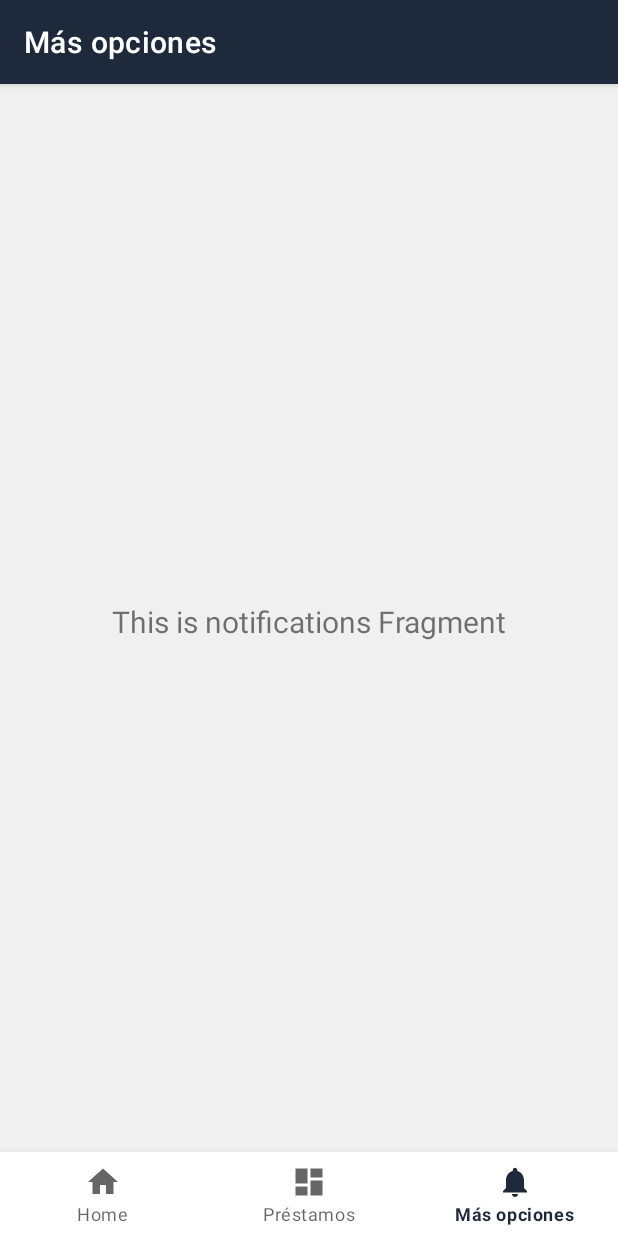
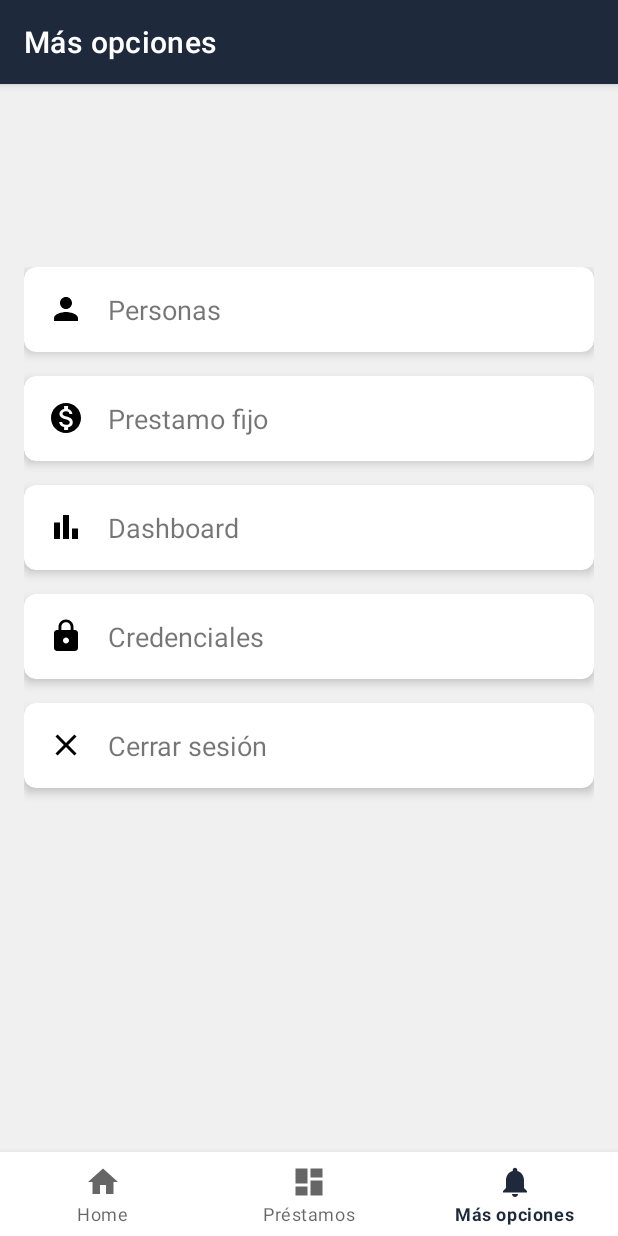
Before and after one commit to hhuezo/app_cuentas, an Android app: the screen it shows after launch (MainActivity), item 3 of the bottom bar chosen, on a phone screen of 412 x 824 dp. Run offline under Robolectric (Android 15) with nearby library versions, the phone set to English and light mode, and no system bars; our stand-ins replace navigation-ui.

Commit message:
agregando mas opciones

```diff
--- a/app/src/main/java/com/hhuezo/cuentas/MainActivity.kt
+++ b/app/src/main/java/com/hhuezo/cuentas/MainActivity.kt
@@ -25,7 +25,7 @@ class MainActivity : AppCompatActivity() {
 
         val appBarConfiguration = AppBarConfiguration(
             setOf(
-                R.id.navigation_home, R.id.prestamoFragment, R.id.navigation_notifications
+                R.id.navigation_home, R.id.prestamoFragment, R.id.opcionesFragment
             )
         )
         setupActionBarWithNavController(navController, appBarConfiguration)
--- /dev/null
+++ b/app/src/main/java/com/hhuezo/cuentas/ui/opciones/OpcionesFragment.kt
@@ -0,0 +1,28 @@
+package com.hhuezo.cuentas.ui.opciones
+
+import android.os.Bundle
+import androidx.fragment.app.Fragment
+import android.view.LayoutInflater
+import android.view.View
+import android.view.ViewGroup
+import androidx.appcompat.app.AppCompatActivity
+import com.hhuezo.cuentas.R
+
+
+class OpcionesFragment : Fragment() {
+
+    override fun onCreate(savedInstanceState: Bundle?) {
+        super.onCreate(savedInstanceState)
+
+    }
+
+    override fun onCreateView(
+        inflater: LayoutInflater, container: ViewGroup?,
+        savedInstanceState: Bundle?
+    ): View? {
+        (requireActivity() as AppCompatActivity).supportActionBar?.title = "Más opciones"
+        // Inflate the layout for this fragment
+        return inflater.inflate(R.layout.fragment_opciones, container, false)
+    }
+
+}
--- /dev/null
+++ b/app/src/main/res/drawable/baseline_bar_chart_24.xml
@@ -0,0 +1,9 @@
+<vector xmlns:android="http://schemas.android.com/apk/res/android" android:height="24dp" android:tint="#000000" android:viewportHeight="24" android:viewportWidth="24" android:width="24dp">
+
+    <path android:fillColor="@android:color/white" android:pathData="M4,9h4v11h-4z"/>
+
+    <path android:fillColor="@android:color/white" android:pathData="M16,13h4v7h-4z"/>
+
+    <path android:fillColor="@android:color/white" android:pathData="M10,4h4v16h-4z"/>
+
+</vector>
--- /dev/null
+++ b/app/src/main/res/drawable/baseline_close_24.xml
@@ -0,0 +1,5 @@
+<vector xmlns:android="http://schemas.android.com/apk/res/android" android:height="24dp" android:tint="#000000" android:viewportHeight="24" android:viewportWidth="24" android:width="24dp">
+
+    <path android:fillColor="@android:color/white" android:pathData="M19,6.41L17.59,5 12,10.59 6.41,5 5,6.41 10.59,12 5,17.59 6.41,19 12,13.41 17.59,19 19,17.59 13.41,12z"/>
+
+</vector>
--- /dev/null
+++ b/app/src/main/res/drawable/baseline_lock_24.xml
@@ -0,0 +1,5 @@
+<vector xmlns:android="http://schemas.android.com/apk/res/android" android:height="24dp" android:tint="#000000" android:viewportHeight="24" android:viewportWidth="24" android:width="24dp">
+
+    <path android:fillColor="@android:color/white" android:pathData="M18,8h-1L17,6c0,-2.76 -2.24,-5 -5,-5S7,3.24 7,6v2L6,8c-1.1,0 -2,0.9 -2,2v10c0,1.1 0.9,2 2,2h12c1.1,0 2,-0.9 2,-2L20,10c0,-1.1 -0.9,-2 -2,-2zM12,17c-1.1,0 -2,-0.9 -2,-2s0.9,-2 2,-2 2,0.9 2,2 -0.9,2 -2,2zM15.1,8L8.9,8L8.9,6c0,-1.71 1.39,-3.1 3.1,-3.1 1.71,0 3.1,1.39 3.1,3.1v2z"/>
+
+</vector>
--- /dev/null
+++ b/app/src/main/res/drawable/baseline_monetization_on_24.xml
@@ -0,0 +1,5 @@
+<vector xmlns:android="http://schemas.android.com/apk/res/android" android:height="24dp" android:tint="#000000" android:viewportHeight="24" android:viewportWidth="24" android:width="24dp">
+
+    <path android:fillColor="@android:color/white" android:pathData="M12,2C6.48,2 2,6.48 2,12s4.48,10 10,10 10,-4.48 10,-10S17.52,2 12,2zM13.41,18.09L13.41,20h-2.67v-1.93c-1.71,-0.36 -3.16,-1.46 -3.27,-3.4h1.96c0.1,1.05 0.82,1.87 2.65,1.87 1.96,0 2.4,-0.98 2.4,-1.59 0,-0.83 -0.44,-1.61 -2.67,-2.14 -2.48,-0.6 -4.18,-1.62 -4.18,-3.67 0,-1.72 1.39,-2.84 3.11,-3.21L10.74,4h2.67v1.95c1.86,0.45 2.79,1.86 2.85,3.39L14.3,9.34c-0.05,-1.11 -0.64,-1.87 -2.22,-1.87 -1.5,0 -2.4,0.68 -2.4,1.64 0,0.84 0.65,1.39 2.67,1.91s4.18,1.39 4.18,3.91c-0.01,1.83 -1.38,2.83 -3.12,3.16z"/>
+
+</vector>
--- /dev/null
+++ b/app/src/main/res/drawable/baseline_person_24.xml
@@ -0,0 +1,5 @@
+<vector xmlns:android="http://schemas.android.com/apk/res/android" android:height="24dp" android:tint="#000000" android:viewportHeight="24" android:viewportWidth="24" android:width="24dp">
+
+    <path android:fillColor="@android:color/white" android:pathData="M12,12c2.21,0 4,-1.79 4,-4s-1.79,-4 -4,-4 -4,1.79 -4,4 1.79,4 4,4zM12,14c-2.67,0 -8,1.34 -8,4v2h16v-2c0,-2.66 -5.33,-4 -8,-4z"/>
+
+</vector>
--- a/app/src/main/res/layout/activity_main.xml
+++ b/app/src/main/res/layout/activity_main.xml
@@ -4,6 +4,7 @@
     android:id="@+id/container"
     android:layout_width="match_parent"
     android:layout_height="match_parent"
+    android:paddingTop="?attr/actionBarSize"
     android:background="@color/elegant_gray">
 
     <com.google.android.material.bottomnavigation.BottomNavigationView
@@ -29,6 +30,7 @@
         app:layout_constraintRight_toRightOf="parent"
         app:layout_constraintTop_toTopOf="parent"
         app:navGraph="@navigation/mobile_navigation"
+        android:layout_marginTop="50dp"
         android:layout_marginBottom="60dp"/>
 
 </androidx.constraintlayout.widget.ConstraintLayout>
--- /dev/null
+++ b/app/src/main/res/layout/fragment_opciones.xml
@@ -0,0 +1,178 @@
+<?xml version="1.0" encoding="utf-8"?>
+<!-- ScrollView -->
+<ScrollView xmlns:android="http://schemas.android.com/apk/res/android"
+    xmlns:tools="http://schemas.android.com/tools"
+    xmlns:cardview="http://schemas.android.com/apk/res-auto"
+    android:layout_width="match_parent"
+    android:layout_height="match_parent"
+    tools:context=".ui.opciones.OpcionesFragment"
+    android:padding="16dp">
+
+    <LinearLayout
+        android:layout_width="match_parent"
+        android:layout_height="wrap_content"
+        android:orientation="vertical"
+        android:gravity="center">
+
+        <!-- Card for Personas -->
+        <androidx.cardview.widget.CardView
+            android:id="@+id/card_personas"
+            android:layout_width="match_parent"
+            android:layout_height="wrap_content"
+            android:layout_marginBottom="16dp"
+            cardview:cardCornerRadius="8dp"
+            cardview:cardElevation="4dp"
+            android:background="#FAD4D4"> <!-- Rosa pastel -->
+
+            <LinearLayout
+                android:layout_width="match_parent"
+                android:layout_height="wrap_content"
+                android:orientation="horizontal"
+                android:padding="16dp"
+                android:gravity="center_vertical">
+
+                <ImageView
+                    android:layout_width="24dp"
+                    android:layout_height="24dp"
+                    android:src="@drawable/baseline_person_24" />
+
+                <TextView
+                    android:layout_width="0dp"
+                    android:layout_height="wrap_content"
+                    android:layout_marginStart="16dp"
+                    android:layout_weight="1"
+                    android:text="Personas"
+                    android:textSize="18sp" />
+            </LinearLayout>
+        </androidx.cardview.widget.CardView>
+
+        <!-- Card for Prestamo fijo -->
+        <androidx.cardview.widget.CardView
+            android:id="@+id/card_prestamo_fijo"
+            android:layout_width="match_parent"
+            android:layout_height="wrap_content"
+            android:layout_marginBottom="16dp"
+            cardview:cardCornerRadius="8dp"
+            cardview:cardElevation="4dp"
+            android:background="#D4F7F0"> <!-- Verde agua -->
+
+            <LinearLayout
+                android:layout_width="match_parent"
+                android:layout_height="wrap_content"
+                android:orientation="horizontal"
+                android:padding="16dp"
+                android:gravity="center_vertical">
+
+                <ImageView
+                    android:layout_width="24dp"
+                    android:layout_height="24dp"
+                    android:src="@drawable/baseline_monetization_on_24" />
+
+                <TextView
+                    android:layout_width="0dp"
+                    android:layout_height="wrap_content"
+                    android:layout_marginStart="16dp"
+                    android:layout_weight="1"
+                    android:text="Prestamo fijo"
+                    android:textSize="18sp" />
+            </LinearLayout>
+        </androidx.cardview.widget.CardView>
+
+        <!-- Card for Dashboard -->
+        <androidx.cardview.widget.CardView
+            android:id="@+id/card_dashboard"
+            android:layout_width="match_parent"
+            android:layout_height="wrap_content"
+            android:layout_marginBottom="16dp"
+            cardview:cardCornerRadius="8dp"
+            cardview:cardElevation="4dp"
+            android:background="#FBE7C6"> <!-- Naranja pastel -->
+
+            <LinearLayout
+                android:layout_width="match_parent"
+                android:layout_height="wrap_content"
+                android:orientation="horizontal"
+                android:padding="16dp"
+                android:gravity="center_vertical">
+
+                <ImageView
+                    android:layout_width="24dp"
+                    android:layout_height="24dp"
+                    android:src="@drawable/baseline_bar_chart_24" />
+
+                <TextView
+                    android:layout_width="0dp"
+                    android:layout_height="wrap_content"
+                    android:layout_marginStart="16dp"
+                    android:layout_weight="1"
+                    android:text="Dashboard"
+                    android:textSize="18sp" />
+            </LinearLayout>
+        </androidx.cardview.widget.CardView>
+
+        <!-- Card for Credenciales -->
+        <androidx.cardview.widget.CardView
+            android:id="@+id/card_credenciales"
+            android:layout_width="match_parent"
+            android:layout_height="wrap_content"
+            android:layout_marginBottom="16dp"
+            cardview:cardCornerRadius="8dp"
+            cardview:cardElevation="4dp"
+            android:background="#E0D7F7"> <!-- Lila pastel -->
+
+            <LinearLayout
+                android:layout_width="match_parent"
+                android:layout_height="wrap_content"
+                android:orientation="horizontal"
+                android:padding="16dp"
+                android:gravity="center_vertical">
+
+                <ImageView
+                    android:layout_width="24dp"
+                    android:layout_height="24dp"
+                    android:src="@drawable/baseline_lock_24" />
+
+                <TextView
+                    android:layout_width="0dp"
+                    android:layout_height="wrap_content"
+                    android:layout_marginStart="16dp"
+                    android:layout_weight="1"
+                    android:text="Credenciales"
+                    android:textSize="18sp" />
+            </LinearLayout>
+        </androidx.cardview.widget.CardView>
+
+        <!-- Card for Cerrar sesión -->
+        <androidx.cardview.widget.CardView
+            android:id="@+id/card_cerrar_sesion"
+            android:layout_width="match_parent"
+            android:layout_height="wrap_content"
+            android:layout_marginBottom="16dp"
+            cardview:cardCornerRadius="8dp"
+            cardview:cardElevation="4dp"
+            android:background="#D4EBF2"> <!-- Azul claro -->
+
+            <LinearLayout
+                android:layout_width="match_parent"
+                android:layout_height="wrap_content"
+                android:orientation="horizontal"
+                android:padding="16dp"
+                android:gravity="center_vertical">
+
+                <ImageView
+                    android:layout_width="24dp"
+                    android:layout_height="24dp"
+                    android:src="@drawable/baseline_close_24" />
+
+                <TextView
+                    android:layout_width="0dp"
+                    android:layout_height="wrap_content"
+                    android:layout_marginStart="16dp"
+                    android:layout_weight="1"
+                    android:text="Cerrar sesión"
+                    android:textSize="18sp" />
+            </LinearLayout>
+        </androidx.cardview.widget.CardView>
+
+    </LinearLayout>
+</ScrollView>
--- a/app/src/main/res/menu/bottom_nav_menu.xml
+++ b/app/src/main/res/menu/bottom_nav_menu.xml
@@ -12,7 +12,7 @@
         android:title="@string/title_dashboard" />
 
     <item
-        android:id="@+id/navigation_notifications"
+        android:id="@+id/opcionesFragment"
         android:icon="@drawable/ic_notifications_black_24dp"
         android:title="@string/title_notifications" />
 
--- a/app/src/main/res/navigation/mobile_navigation.xml
+++ b/app/src/main/res/navigation/mobile_navigation.xml
@@ -50,5 +50,10 @@
         android:name="com.hhuezo.cuentas.ui.prestamo.PrestamoShowFragment"
         android:label="fragment_prestamo_show"
         tools:layout="@layout/fragment_prestamo_show" />
+    <fragment
+        android:id="@+id/opcionesFragment"
+        android:name="com.hhuezo.cuentas.ui.opciones.OpcionesFragment"
+        android:label="fragment_opciones"
+        tools:layout="@layout/fragment_opciones" />
 
 </navigation>
--- a/app/src/main/res/values/strings.xml
+++ b/app/src/main/res/values/strings.xml
@@ -3,7 +3,8 @@
     <string name="title_home">Home</string>
     <string name="title_dashboard">Préstamos</string>
     <string name="title_notifications">Más opciones</string>
-    <string name="url">https://cuentas.corpweb.info/public/api/</string>
+    <!--<string name="url">https://cuentas.corpweb.info/public/api/</string> -->
+    <string name="url">http://192.168.26.32/cuentas/public/api/</string>
     <!-- TODO: Remove or change this placeholder text -->
     <string name="hello_blank_fragment">Hello blank fragment</string>
 </resources>
--- a/gradle/libs.versions.toml
+++ b/gradle/libs.versions.toml
@@ -1,5 +1,6 @@
 [versions]
-agp = "8.7.2"
+#agp = "8.7.2"
+agp = "8.4.0"
 kotlin = "1.9.24"
 coreKtx = "1.15.0"
 junit = "4.13.2"
```
